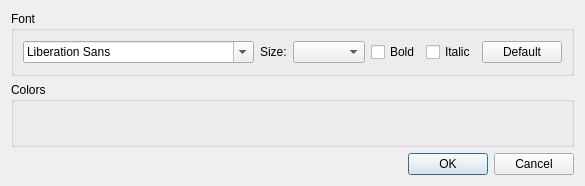
This is gui/PreferencesDialog.ui in MrMontag/yata as Qt 5 draws it before an edit. The edited form follows.
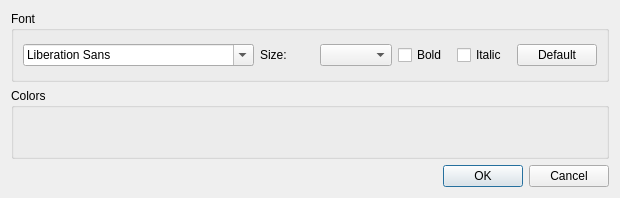
This is the edited form. Custom widgets are drawn as their Qt base class.

```diff
--- a/gui/PreferencesDialog.ui
+++ b/gui/PreferencesDialog.ui
@@ -6,8 +6,8 @@
    <rect>
     <x>0</x>
     <y>0</y>
-    <width>558</width>
-    <height>186</height>
+    <width>620</width>
+    <height>198</height>
    </rect>
   </property>
   <property name="windowTitle">
```
Left out of the diff: 2 changed lines with no effect on the pictures.
